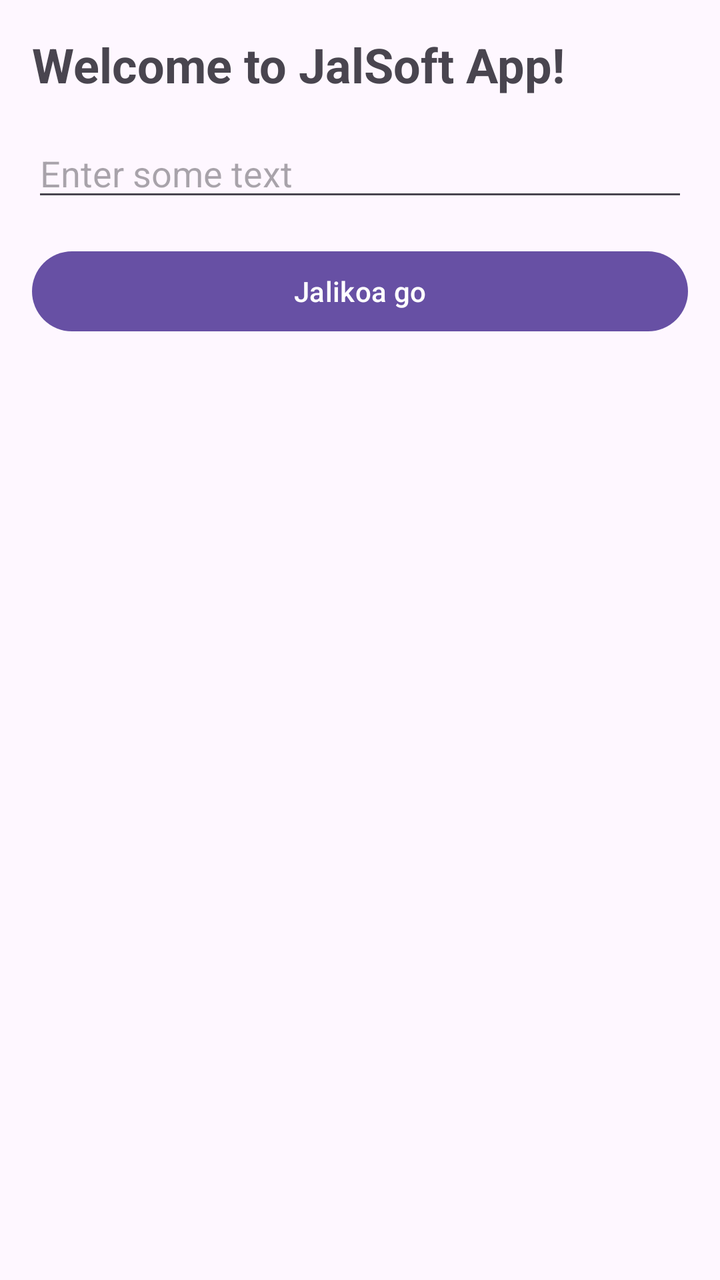
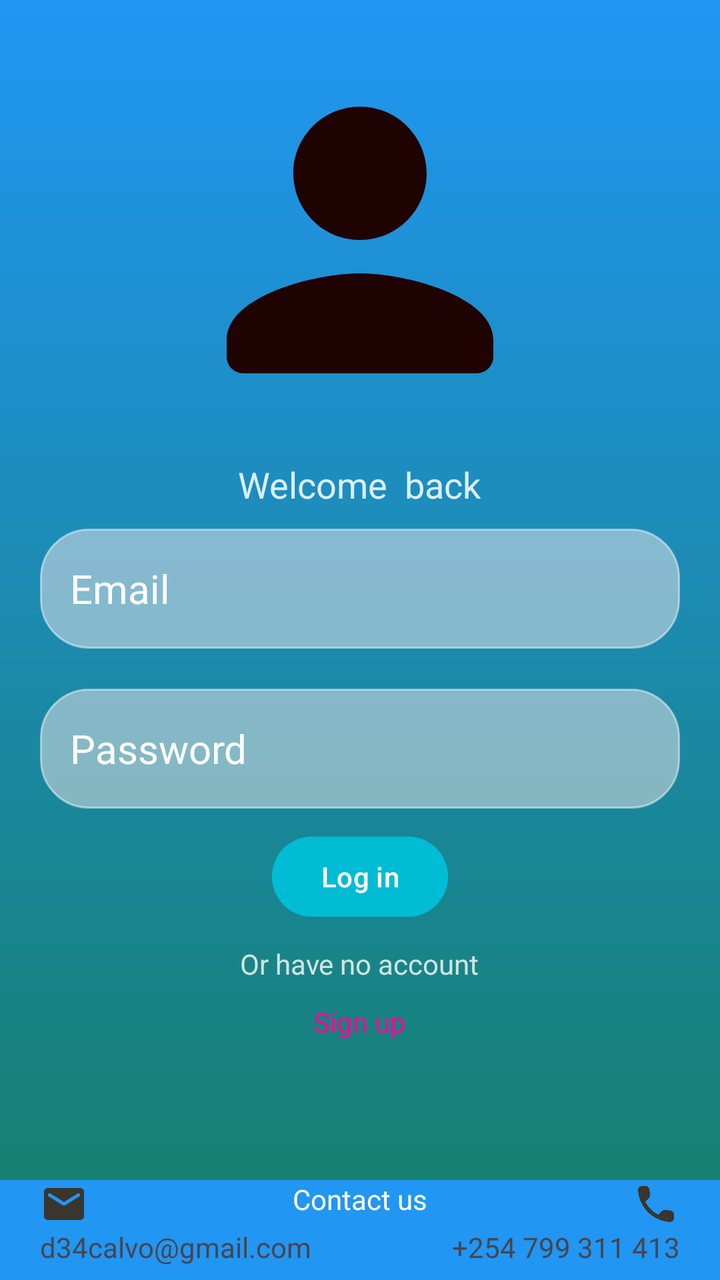

Before-and-after screenshots of an Android layout around one commit, followed by the original layout XML and the change that was made.
<!-- AndroidManifest.xml: application theme Theme.Eccormece -->
<!-- res/layout/activity_login.xml -->
<?xml version="1.0" encoding="utf-8"?>

<androidx.constraintlayout.widget.ConstraintLayout xmlns:android="http://schemas.android.com/apk/res/android"
    android:layout_width="match_parent"
    android:layout_height="match_parent">
    <LinearLayout
        xmlns:android="http://schemas.android.com/apk/res/android"
        android:layout_width="match_parent"
        android:layout_height="match_parent"
        android:orientation="vertical"
        android:padding="16dp">

        
        <TextView
            android:id="@+id/titleTextView"
            android:layout_width="wrap_content"
            android:layout_height="wrap_content"
            android:text="Welcome to JalSoft App!"
            android:textSize="24sp"
            android:textStyle="bold" />









        
        <EditText
            android:id="@+id/myEditText"
            android:layout_width="match_parent"
            android:layout_height="wrap_content"
            android:hint="Enter some text"
            android:layout_marginTop="16dp"/>

        
        <Button
            android:id="@+id/myButton"
            android:layout_width="match_parent"
            android:layout_height="wrap_content"
            android:text="Jalikoa go"
            android:layout_marginTop="16dp"/>

    </LinearLayout>

</androidx.constraintlayout.widget.ConstraintLayout>
<!-- resources referenced by this layout -->
<resources>
  <style name="Theme.Eccormece" parent="Base.Theme.Eccormece" />
  <style name="Base.Theme.Eccormece" parent="Theme.Material3.DayNight.NoActionBar">
          
          
      </style>
</resources>

<!-- the commit's change to res/layout/activity_login.xml (unified diff, before → after) -->
@@ -1,48 +1,122 @@
 <?xml version="1.0" encoding="utf-8"?>
 
-<androidx.constraintlayout.widget.ConstraintLayout xmlns:android="http://schemas.android.com/apk/res/android"
+<RelativeLayout xmlns:android="http://schemas.android.com/apk/res/android"
     android:layout_width="match_parent"
+    xmlns:tools="http://schemas.android.com/tools"
+    android:background="@drawable/login_bg"
+    android:gravity="center"
     android:layout_height="match_parent">
+<ScrollView
+    android:layout_width="match_parent"
+    android:layout_height="match_parent"
+    >
     <LinearLayout
-        xmlns:android="http://schemas.android.com/apk/res/android"
         android:layout_width="match_parent"
-        android:layout_height="match_parent"
+        android:layout_height="wrap_content"
         android:orientation="vertical"
-        android:padding="16dp">
-
-        
+        android:padding="20dp"
+        android:gravity="center">
+        <ImageView
+            android:layout_width="200dp"
+            android:layout_height="200dp"
+            android:src="@drawable/person_24"/>
         <TextView
-            android:id="@+id/titleTextView"
             android:layout_width="wrap_content"
             android:layout_height="wrap_content"
-            android:text="Welcome to JalSoft App!"
-            android:textSize="24sp"
-            android:textStyle="bold" />
-
-
-
-
-
-
-
-
-
-        
+            android:layout_margin="10dp"
+            android:fontFamily="sans-serif"
+            android:textSize="18sp"
+            android:text="Welcome  back"
+            android:textColor="#def"/>
         <EditText
-            android:id="@+id/myEditText"
             android:layout_width="match_parent"
+            android:layout_height="60dp"
+            android:textColor="@color/white"
+            android:textSize="20sp"
+            android:id="@+id/loginEmail"
+            android:textColorHint="@color/white"
+            android:inputType="textEmailAddress"
+            android:background="@drawable/rounded_corner"
+            android:padding="15dp"
+            android:hint="Email"/>
+        <EditText
+            android:layout_width="match_parent"
+            android:layout_height="60dp"
+            android:textColor="@color/white"
+            android:textSize="20sp"
+            android:layout_marginTop="20dp"
+            android:layout_marginBottom="10dp"
+            android:textColorHint="@color/white"
+            android:inputType="textPassword"
+            android:background="@drawable/rounded_corner"
+            android:padding="15dp"
+            android:id="@+id/loginPassword"
+            android:hint="Password"/>
+        <Button
+            android:layout_width="wrap_content"
             android:layout_height="wrap_content"
-            android:hint="Enter some text"
-            android:layout_marginTop="16dp"/>
-
-        
-        <Button
-            android:id="@+id/myButton"
-            android:layout_width="match_parent"
+            android:id="@+id/loginButton"
+            android:backgroundTint="#00BCD4"
+            android:text="@string/log_in"/>
+        <TextView
+            android:layout_width="wrap_content"
             android:layout_height="wrap_content"
-            android:text="Jalikoa go"
-            android:layout_marginTop="16dp"/>
+            android:layout_marginTop="10dp"
+            android:textColor="#D1E4E0"
+            android:text="@string/OrHavenoacc"/>
+        <TextView
+            android:layout_width="wrap_content"
+            android:layout_height="wrap_content"
+            android:layout_marginTop="10dp"
+            android:textColor="#FD0599"
+            android:layout_marginBottom="50dp"
+            android:id="@+id/signup_label"
+            android:text="@string/signup_label"/>
 
     </LinearLayout>
-
-</androidx.constraintlayout.widget.ConstraintLayout>
+</ScrollView>
+    <LinearLayout
+        android:layout_width="match_parent"
+        android:layout_height="50dp"
+        android:background="@drawable/nav_bott_bg"
+        android:layout_alignParentBottom="true"
+        android:orientation="vertical">
+        <RelativeLayout
+            android:layout_width="match_parent"
+            android:paddingStart="20dp"
+            android:paddingEnd="20dp"
+            android:layout_height="match_parent">
+            <ImageView
+                android:layout_width="wrap_content"
+                android:layout_height="wrap_content"
+                android:src="@drawable/email_24"
+                android:id="@+id/emailIcon"/>
+            <TextView
+                android:layout_width="wrap_content"
+                android:layout_height="wrap_content"
+                android:layout_below="@+id/emailIcon"
+                android:text="d34calvo@gmail.com"
+                android:id="@+id/email"/>
+            <ImageView
+                android:layout_width="wrap_content"
+                android:layout_height="wrap_content"
+                android:layout_alignParentEnd="true"
+                android:src="@drawable/phone_24"
+                android:id="@+id/phoneIcon"/>
+            <TextView
+                android:layout_width="wrap_content"
+                android:layout_height="wrap_content"
+                android:layout_centerHorizontal="true"
+                android:text="Contact us"
+                android:textColor="@color/white"
+                android:id="@+id/contactus"/>
+            <TextView
+                android:layout_width="wrap_content"
+                android:layout_height="wrap_content"
+                android:layout_below="@+id/phoneIcon"
+                android:layout_alignParentRight="true"
+                android:text="+254 799 311 413"
+                android:id="@+id/phone"/>
+        </RelativeLayout>
+    </LinearLayout>
+</RelativeLayout>
<!-- resource entries referenced after the edit -->
@@ -1,9 +1,55 @@
 <!-- resources referenced by this layout -->
 <resources>
+  <color name="white">#FFFFFFFF</color>
+  <!-- drawable email_24 (drawable) -->
+  <vector android:height="24dp" android:tint="#3B362D"
+      android:viewportHeight="24" android:viewportWidth="24"
+      android:width="24dp" xmlns:android="http://schemas.android.com/apk/res/android">
+      <path android:fillColor="@android:color/white" android:pathData="M20,4L4,4c-1.1,0 -1.99,0.9 -1.99,2L2,18c0,1.1 0.9,2 2,2h16c1.1,0 2,-0.9 2,-2L22,6c0,-1.1 -0.9,-2 -2,-2zM19.6,8.25l-7.07,4.42c-0.32,0.2 -0.74,0.2 -1.06,0L4.4,8.25c-0.25,-0.16 -0.4,-0.43 -0.4,-0.72 0,-0.67 0.73,-1.07 1.3,-0.72L12,11l6.7,-4.19c0.57,-0.35 1.3,0.05 1.3,0.72 0,0.29 -0.15,0.56 -0.4,0.72z"/>
+  </vector>
+  <!-- drawable login_bg (drawable) -->
+  <?xml version="1.0" encoding="utf-8"?>
+  
+  <shape xmlns:android="http://schemas.android.com/apk/res/android">
+  
+      <gradient android:angle="100" android:startColor="#2196F3"
+          android:endColor="#157E66"/>
+  </shape>
+  <!-- drawable nav_bott_bg (drawable) -->
+  <?xml version="1.0" encoding="utf-8"?>
+  
+  <shape xmlns:android="http://schemas.android.com/apk/res/android">
+      <solid android:color="#2196F3"/>
+  </shape>
+  <!-- drawable person_24 (drawable) -->
+  <vector android:height="24dp" android:tint="#1F0303"
+      android:viewportHeight="24" android:viewportWidth="24"
+      android:width="24dp" xmlns:android="http://schemas.android.com/apk/res/android">
+      <path android:fillColor="@android:color/white" android:pathData="M12,12c2.21,0 4,-1.79 4,-4s-1.79,-4 -4,-4 -4,1.79 -4,4 1.79,4 4,4zM12,14c-2.67,0 -8,1.34 -8,4v1c0,0.55 0.45,1 1,1h14c0.55,0 1,-0.45 1,-1v-1c0,-2.66 -5.33,-4 -8,-4z"/>
+  </vector>
+  <!-- drawable phone_24 (drawable) -->
+  <vector android:height="24dp" android:tint="#3B362D"
+      android:viewportHeight="24" android:viewportWidth="24"
+      android:width="24dp" xmlns:android="http://schemas.android.com/apk/res/android">
+      <path android:fillColor="@android:color/white" android:pathData="M19.23,15.26l-2.54,-0.29c-0.61,-0.07 -1.21,0.14 -1.64,0.57l-1.84,1.84c-2.83,-1.44 -5.15,-3.75 -6.59,-6.59l1.85,-1.85c0.43,-0.43 0.64,-1.03 0.57,-1.64l-0.29,-2.52c-0.12,-1.01 -0.97,-1.77 -1.99,-1.77H5.03c-1.13,0 -2.07,0.94 -2,2.07 0.53,8.54 7.36,15.36 15.89,15.89 1.13,0.07 2.07,-0.87 2.07,-2v-1.73c0.01,-1.01 -0.75,-1.86 -1.76,-1.98z"/>
+  </vector>
+  <!-- drawable rounded_corner (drawable) -->
+  <?xml version="1.0" encoding="utf-8"?>
+  
+  <shape xmlns:android="http://schemas.android.com/apk/res/android"
+      android:shape="rectangle"
+      >
+      <corners android:radius="24dp"/>
+      <solid android:color="#77FFEEEE"/>
+      <stroke android:width="1dp" android:color="#7AFFFFFF"/>
+  </shape>
+  <string name="OrHavenoacc">Or have no account</string>
+  <string name="log_in">Log in</string>
+  <string name="signup_label">Sign up</string>
   <style name="Theme.Eccormece" parent="Base.Theme.Eccormece" />
   <style name="Base.Theme.Eccormece" parent="Theme.Material3.DayNight.NoActionBar">
           
-          
+           <item name="colorPrimary">#0B154C</item>
       </style>
 </resources>
 
